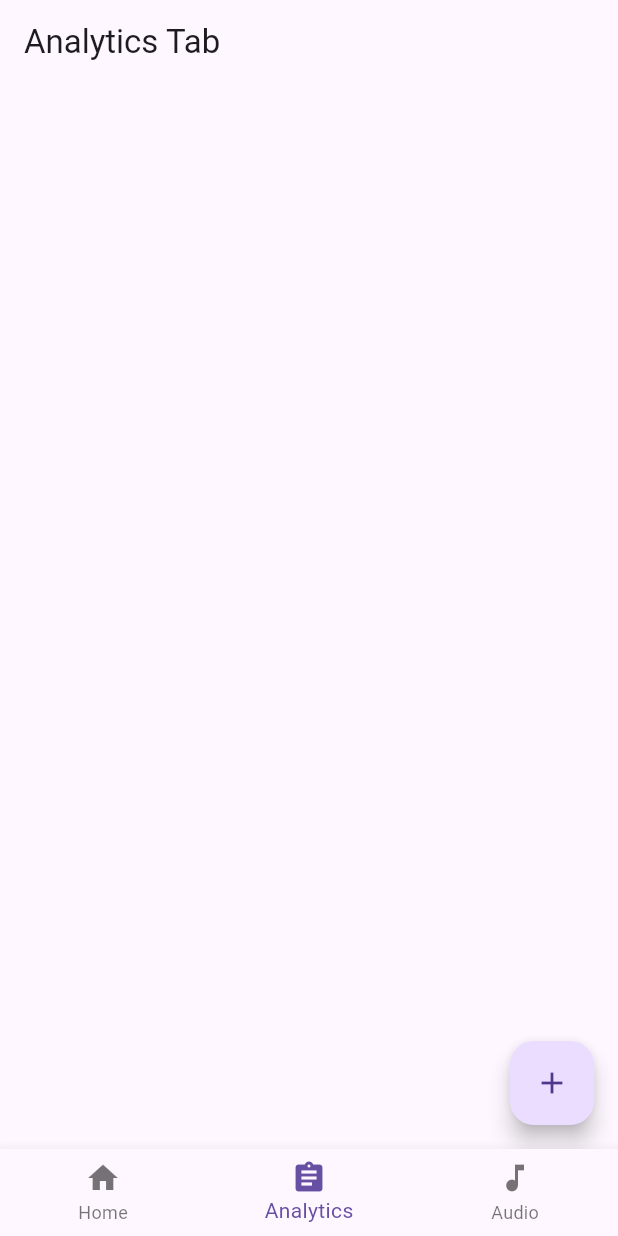
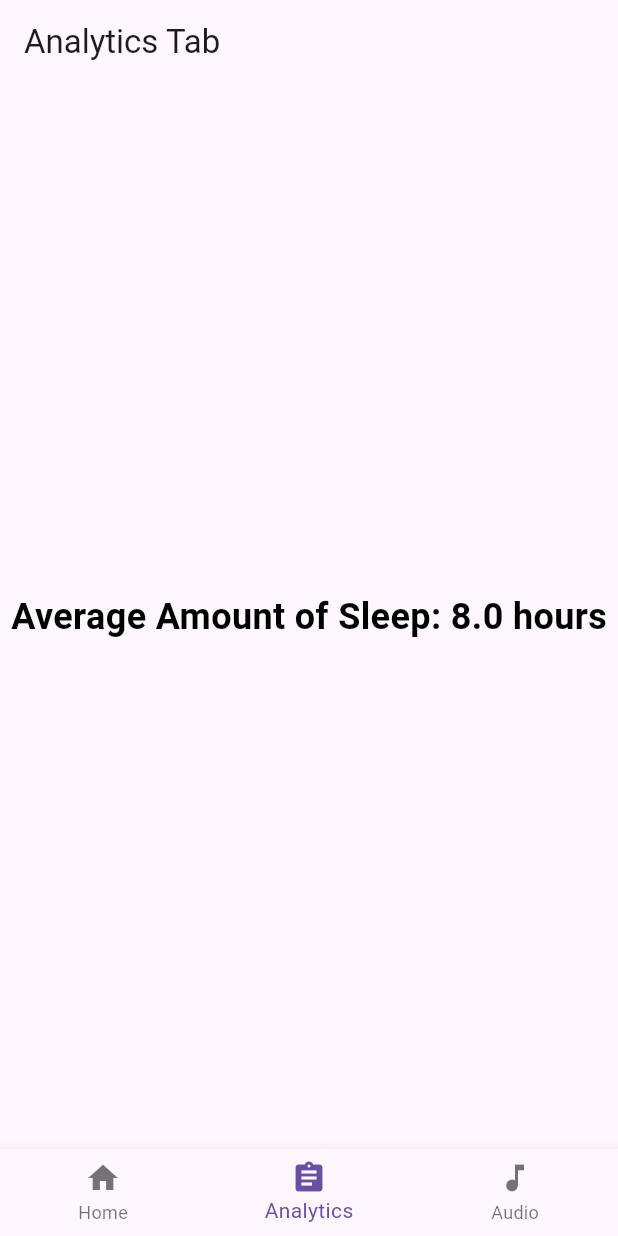
Before and after one commit to Cs3541/The-B-Teams-Project, a Flutter app: the screen it shows after launch, item 2 of the bottom bar chosen, on a phone screen of 412 x 824 dp. Run offline on Flutter 3.47's test engine with Material 3 defaults, Android fonts, the phone set to English and light mode, and no system bars; our stand-ins replace loading_animation_widget, syncfusion_flutter_charts.

Commit message:
Fixed the Analytics section so that it'll actually give the values now. Used that to display the average amount of sleep for the account. Also implemented the dependency that'll be used for a chart down the line.

```diff
--- a/lib/models/analytics_model.dart
+++ b/lib/models/analytics_model.dart
@@ -1,9 +1,8 @@
 
 
 class Analytics {
-  final List<String> sleep;
+  final double hours;
 
   Analytics(
-    {required this.sleep,
-    });
+    {required this.hours});
 }
--- a/lib/presenters/analytics_presenter.dart
+++ b/lib/presenters/analytics_presenter.dart
@@ -5,9 +5,31 @@ class AnalyticsPresenter {
 
   List<Analytics> get analytics => _analytics;
 
-  void addAnalytics(List<String> sleep) {
-    if (sleep.isNotEmpty) {
-      _analytics.add(Analytics(sleep: sleep));
+
+  void addAnalyticsTest() {
+      _analytics.add(Analytics(hours: 8));
+      _analytics.add(Analytics(hours: 8));
+      _analytics.add(Analytics(hours: 8));
+      _analytics.add(Analytics(hours: 8));
+      _analytics.add(Analytics(hours: 8));
+      _analytics.add(Analytics(hours: 8));
+      _analytics.add(Analytics(hours: 8));
+  }
+
+
+  void addAnalytics(Analytics sleep) {
+      _analytics.add(sleep);
+  }
+
+
+  double getAverageSleep(List<Analytics> a) {
+    double totalSleep = 0;
+
+    for (int i = 0; i < a.length; i++){
+      totalSleep += a[i].hours;
     }
-  }
+    double avgSleep = totalSleep/a.length;
+    return double.parse((avgSleep).toStringAsFixed(2));
 }
+
+}
--- a/lib/views/analytics_screen.dart
+++ b/lib/views/analytics_screen.dart
@@ -1,5 +1,7 @@
 import 'package:flutter/material.dart';
 import '../presenters/analytics_presenter.dart';
+import 'package:syncfusion_flutter_charts/charts.dart';
+
 
 class AnalyticsListScreen extends StatefulWidget {
   const AnalyticsListScreen({super.key});
@@ -11,62 +13,31 @@ class AnalyticsListScreen extends StatefulWidget {
 class _AnalyticsListScreenState extends State<AnalyticsListScreen> {
   final AnalyticsPresenter _presenter = AnalyticsPresenter();
 
-  void _showAddAnalyticsDialog() {
-    List<String> newSleepData = [];
-
-    showDialog(
-      context: context,
-      builder: (context) {
-        return AlertDialog(
-          title: const Text('Add Sleep Data'),
-          content: TextField(
-            autofocus: true,
-            decoration: const InputDecoration(hintText: 'Enter sleep data'),
-            onChanged: (value) {
-                  newSleepData.add(value);
-                },
-              ),
-              actions: [
-                TextButton(
-                  onPressed: () => Navigator.pop(context), //Cancel button
-                    child: const Text('Cancel'),
-                ),
-                TextButton(
-                  onPressed: () {
-                    if (newSleepData.isNotEmpty) {
-                      setState(() {
-                        _presenter.addAnalytics(newSleepData);
-                      });
-                    }
-                    Navigator.pop(context); //Close dialong
-                  },
-                  child: const Text('Add'),
-                ),
-              ],
-        );
-      },
-    );
-  }
-
 
   @override
   Widget build(BuildContext context) {
-    final analytics = _presenter.analytics;
-
+    _presenter.addAnalyticsTest();
     return Scaffold(
       appBar: AppBar(
         title: const Text('Analytics Tab'),
       ),
-      body: ListView.builder(
-        itemCount: analytics.length,
-        itemBuilder: (context, index) {
-          final analytic = analytics[index];
-          return Text(analytic.sleep.join(', '));
-        },
-      ),
-      floatingActionButton: FloatingActionButton(
-        onPressed: _showAddAnalyticsDialog,
-        child: const Icon(Icons.add),
+      body: Center(
+        child: Column(
+          mainAxisAlignment: MainAxisAlignment.center,
+          children: [
+            Text(
+              'Average Amount of Sleep: ${_presenter.getAverageSleep(_presenter.analytics)} hours',
+              style: TextStyle(
+                fontSize: 24,
+                color: Colors.black,
+                fontWeight: FontWeight.bold
+              ),
+            ),
+
+            //put the chart here
+
+          ]
+        ),
       ),
     );
 
--- a/pubspec.yaml
+++ b/pubspec.yaml
@@ -35,6 +35,8 @@ dependencies:
   # Use with the CupertinoIcons class for iOS style icons.
   cupertino_icons: ^1.0.8
   loading_animation_widget: ^1.3.0
+  syncfusion_flutter_charts: ^28.2.7
+
 
 dev_dependencies:
   flutter_test:
```
Also changed, not shown: lib/widgets/sleep_chart.dart (added), pubspec.lock.
